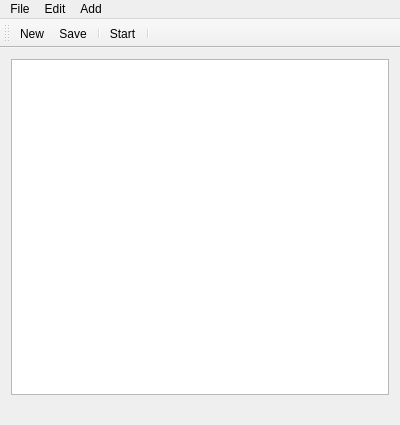
The window that mainwindow.ui (damr-/macro-creator) describes before a commit, drawn with Qt 5.
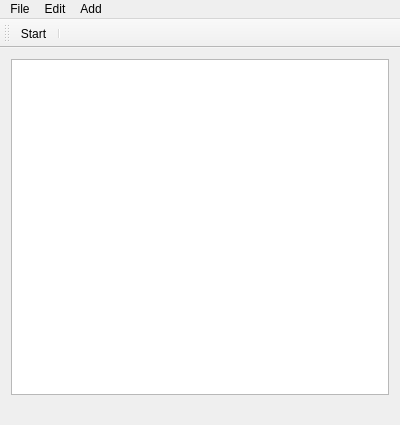
The same window after the commit. Icons and pictures are not drawn.

Commit message: remove menu actions icons

Diff of the .ui file:
```diff
--- a/mainwindow.ui
+++ b/mainwindow.ui
@@ -209,9 +209,6 @@
    <attribute name="toolBarBreak">
     <bool>false</bool>
    </attribute>
-   <addaction name="actionFNew"/>
-   <addaction name="actionFSave"/>
-   <addaction name="separator"/>
    <addaction name="actionRStart"/>
    <addaction name="separator"/>
   </widget>
```
Left out of the diff: 20 changed lines with no effect on the pictures. The commit also changes 1 other file.
